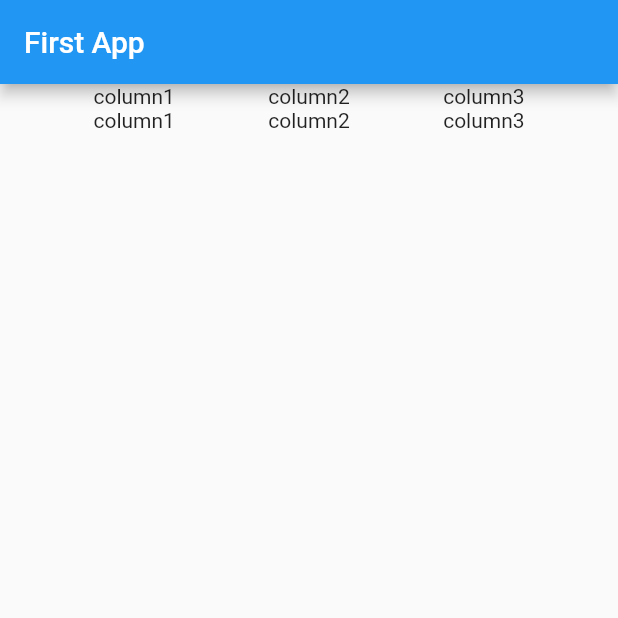
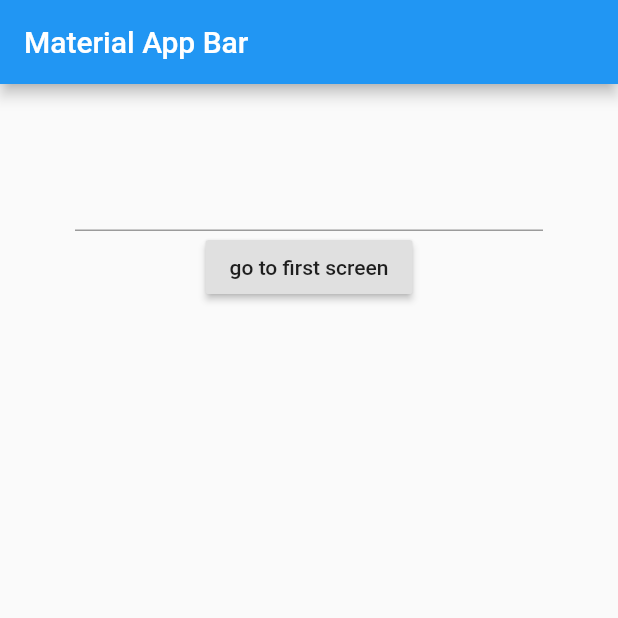
Before and after one commit to adbrsln/flutter-class, a Flutter app: the screen it shows after launch, on a phone screen of 412 x 824 dp, the top half of it. Run offline on Flutter 3.47's test engine with Material 2 defaults, Android fonts, the phone set to English and light mode, and no system bars.

Commit message:
navigation and sending data

```diff
--- a/lib/main.dart
+++ b/lib/main.dart
@@ -1,5 +1,7 @@
 import 'package:flutter/material.dart';
-import 'mywidget.dart';
+import 'screenOne.dart';
+import 'screenTwo.dart';
+import 'screenThree.dart';
 
 void main() => runApp(MyApp());
 
@@ -8,23 +10,12 @@ class MyApp extends StatelessWidget {
   Widget build(BuildContext context) {
     return MaterialApp(
       title: 'Material App',
-      home: Scaffold(
-        appBar: AppBar(
-          title: Text('First App'),
-        ),
-        body: Row(
-          mainAxisAlignment: MainAxisAlignment.spaceEvenly,
-          children: <Widget>[
-            Column(
-              children: <Widget>[Text('column1'), Text('column1')],
-            ),
-            Column(
-              children: <Widget>[Text('column2'), Text('column2')],
-            ),
-            MyWidget()
-          ],
-        ),
-      ),
+      home: ScreenOne(),
+      routes: <String, WidgetBuilder>{
+        'main': (BuildContext context) => MyApp(),
+        'screen1': (BuildContext context) => ScreenTwo(),
+        'screen2': (BuildContext context) => ScreenThree()
+      },
     );
   }
 }
--- a/lib/mywidget.dart
+++ /dev/null
@@ -1,17 +0,0 @@
-import 'package:flutter/material.dart';
-
-class MyWidget extends StatelessWidget {
-  const MyWidget({Key key}) : super(key: key);
-
-  @override
-  Widget build(BuildContext context) {
-    return Container(
-      child: Column(
-        children: <Widget>[
-          Text('column3'),
-          Text('column3'),
-        ],
-      ),
-    );
-  }
-}
--- /dev/null
+++ b/lib/screenOne.dart
@@ -0,0 +1,38 @@
+import 'package:flutter/material.dart';
+import 'package:hello_world/screenTwo.dart';
+
+class ScreenOne extends StatelessWidget {
+  final _controller1 = TextEditingController();
+  @override
+  Widget build(BuildContext context) {
+    return Scaffold(
+      appBar: AppBar(
+        title: Text('Material App Bar'),
+      ),
+      body: Center(
+        child: Container(
+          padding: EdgeInsets.fromLTRB(50, 50, 50, 0),
+          child: Column(
+            children: <Widget>[
+              TextField(
+                controller: _controller1,
+              ),
+              RaisedButton(
+                child: Text('go to first screen'),
+                onPressed: () {
+                  print(_controller1.text);
+                  Navigator.push(
+                      context,
+                      MaterialPageRoute(
+                          builder: (context) =>
+                              ScreenTwo(value: _controller1.text)));
+                  // Navigator.pushNamed(context, 'screen1');
+                },
+              ),
+            ],
+          ),
+        ),
+      ),
+    );
+  }
+}
```
Also changed, not shown: lib/screenThree.dart (added, +23 -0 lines), lib/screenTwo.dart (added, +36 -0 lines).
